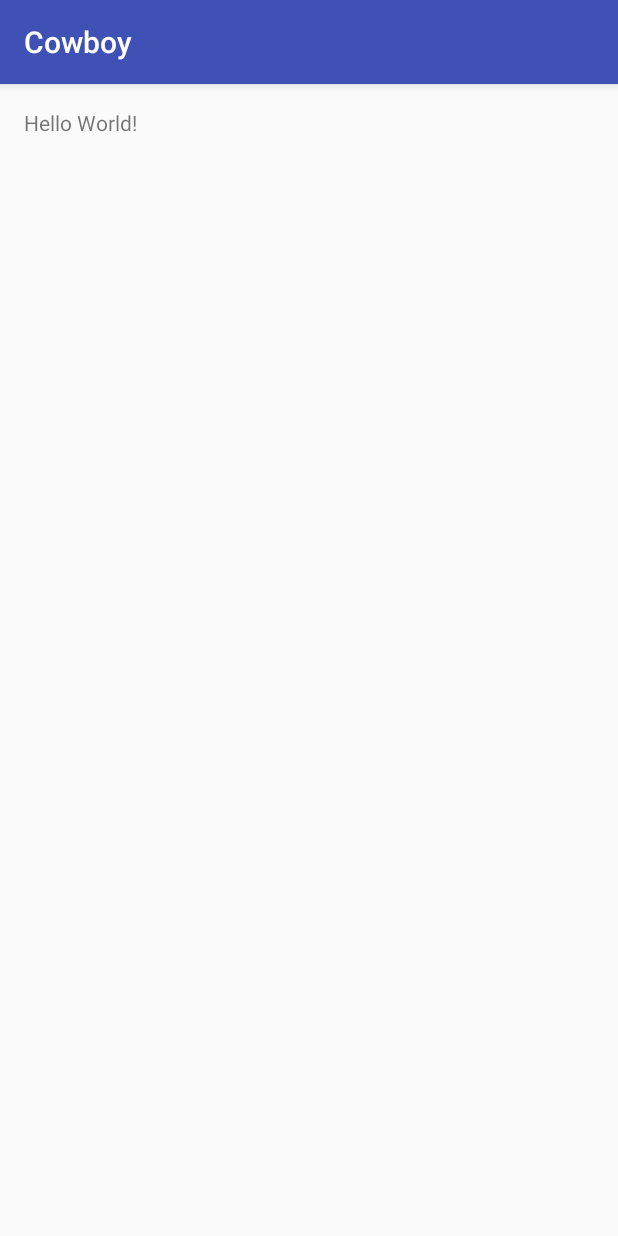
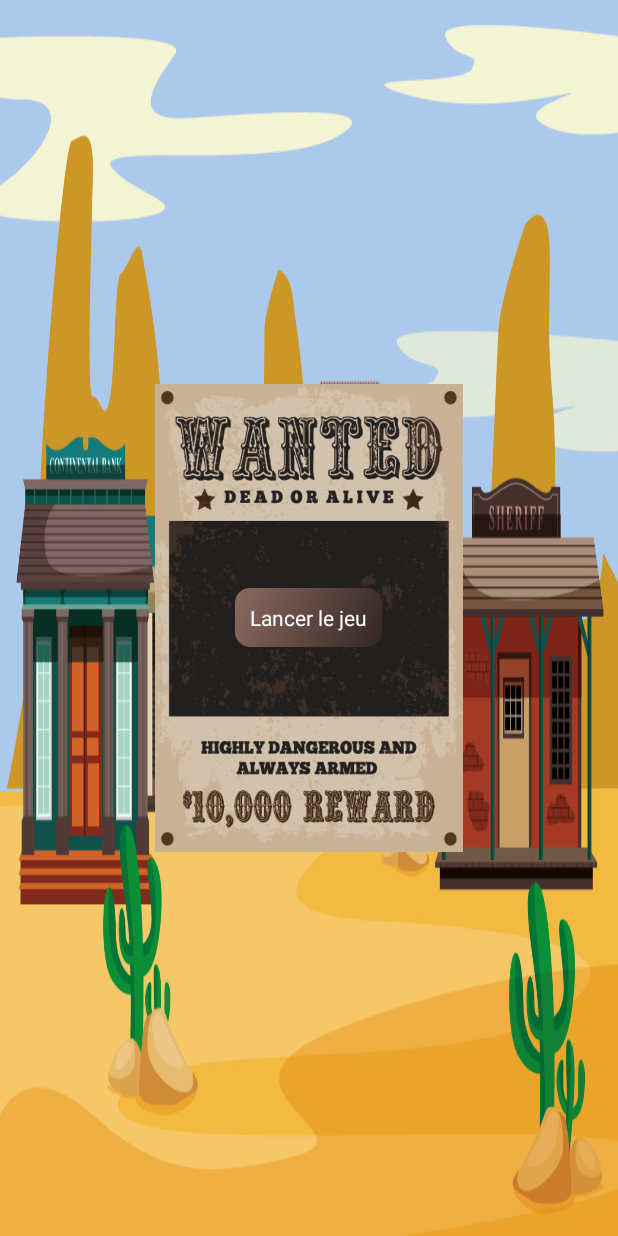
Before and after one commit to NitriKx/M2DL-FHCI-Challenge, an Android app: the screen it shows after launch (GameActivity), on a phone screen of 412 x 824 dp. Run offline under Robolectric (Android 15) with nearby library versions, the phone set to English and light mode, and no system bars.

Commit message:
Mise en place UI de lancement du jeu

```diff
--- a/app/src/main/AndroidManifest.xml
+++ b/app/src/main/AndroidManifest.xml
@@ -12,7 +12,8 @@
         android:theme="@style/AppTheme"
         android:name=".CowboyApplication">
 
-        <activity android:name=".GameActivity">
+        <activity android:name=".GameActivity"
+            android:theme="@style/AppTheme.NoActionBar">
             <intent-filter>
                 <action android:name="android.intent.action.MAIN" />
 
--- /dev/null
+++ b/app/src/main/res/drawable/button_shape.xml
@@ -0,0 +1,11 @@
+<?xml version="1.0" encoding="utf-8"?>
+<shape xmlns:android="http://schemas.android.com/apk/res/android" android:shape="rectangle" >
+	<corners
+		android:radius="10dp"/>
+	<gradient
+		android:angle="315"
+		android:startColor="#8C6A61"
+		android:endColor="#332723"
+		android:type="linear"
+		/>
+</shape>
--- a/app/src/main/res/layout/activity_game.xml
+++ b/app/src/main/res/layout/activity_game.xml
@@ -1,16 +1,37 @@
 <?xml version="1.0" encoding="utf-8"?>
 <RelativeLayout xmlns:android="http://schemas.android.com/apk/res/android"
     xmlns:tools="http://schemas.android.com/tools"
-    android:layout_width="match_parent"
-    android:layout_height="match_parent"
+    android:layout_width="fill_parent"
+    android:layout_height="fill_parent"
     android:paddingBottom="@dimen/activity_vertical_margin"
     android:paddingLeft="@dimen/activity_horizontal_margin"
     android:paddingRight="@dimen/activity_horizontal_margin"
     android:paddingTop="@dimen/activity_vertical_margin"
     tools:context="com.lifo.cowboy.GameActivity">
 
-    <TextView
-        android:layout_width="wrap_content"
-        android:layout_height="wrap_content"
-        android:text="Hello World!" />
+    <RelativeLayout
+        android:layout_width="match_parent"
+        android:layout_height="match_parent"
+        android:layout_alignParentStart="false">
+
+        <ImageView
+            android:layout_width="205dp"
+            android:layout_height="312dp"
+            android:id="@+id/imageView"
+            android:background="@drawable/menubackground"
+            android:layout_gravity="center"
+            android:layout_centerVertical="true"
+            android:layout_centerHorizontal="true" />
+
+        <Button
+            android:layout_width="wrap_content"
+            android:layout_height="wrap_content"
+            android:text="Lancer le jeu"
+            android:id="@+id/button"
+            android:layout_gravity="center_horizontal"
+            android:layout_centerVertical="true"
+            android:layout_centerHorizontal="true" />
+
+    </RelativeLayout>
+
 </RelativeLayout>
--- a/app/src/main/res/values/styles.xml
+++ b/app/src/main/res/values/styles.xml
@@ -6,6 +6,20 @@
         <item name="colorPrimary">@color/colorPrimary</item>
         <item name="colorPrimaryDark">@color/colorPrimaryDark</item>
         <item name="colorAccent">@color/colorAccent</item>
+        <item name="android:windowBackground">@drawable/background</item>
+        <item name="android:buttonStyle">@style/AppTheme.Button</item>
+        <item name="buttonStyle">@style/AppTheme.Button</item>
+    </style>
+
+    <style name="AppTheme.NoActionBar">
+        <item name="windowActionBar">false</item>
+        <item name="windowNoTitle">true</item>
+    </style>
+
+    <style name="AppTheme.Button" parent="android:style/Widget.Button">
+        <item name="android:background">@drawable/button_shape</item>
+        <item name="android:padding">10dp</item>
+        <item name="android:textColor">#FFF</item>
     </style>
 
 </resources>
```
Also changed, not shown: app/src/main/res/drawable/background.png (added), app/src/main/res/drawable/menubackground.png (added).
